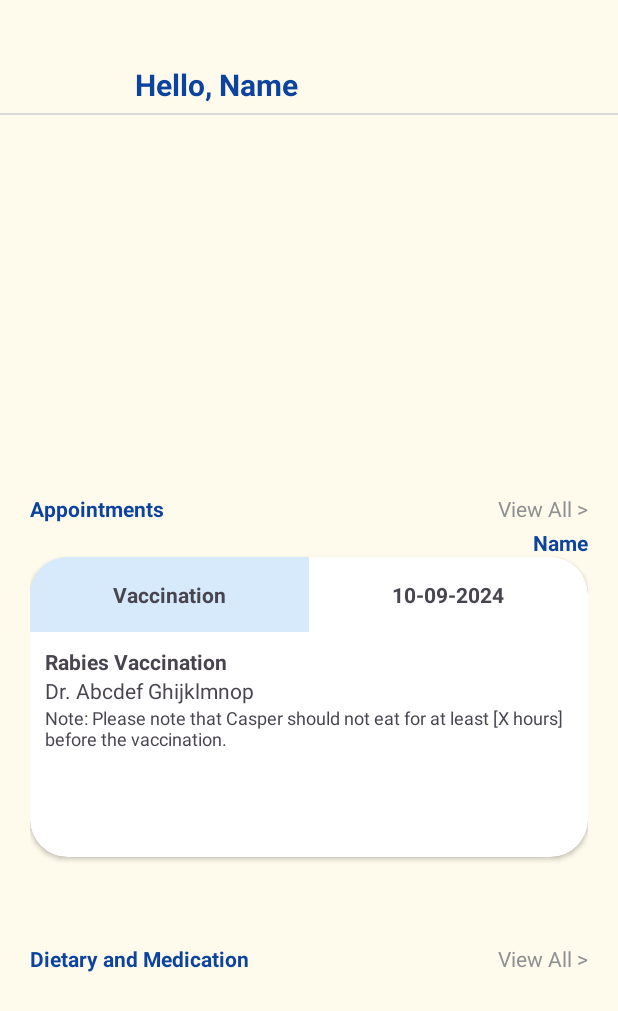
After one commit to zookee76/pawpal, an Android app built with Jetpack Compose: the phomedashboard screen opened directly, with no data from a screen before it, on a phone screen of 412 x 824 dp. The commit adds this screen. Shown: the top 1011 px of the screen. Run offline under Robolectric (Android 15) with nearby library versions, the phone set to English and light mode, and no system bars.

Commit message:
started pet home dashboard

```diff
--- a/app/src/main/AndroidManifest.xml
+++ b/app/src/main/AndroidManifest.xml
@@ -14,6 +14,9 @@
         tools:targetApi="31">
         <activity android:name=".WelcomeActivity" />
         <activity
+            android:name=".phomedashboard"
+            android:exported="false" />
+        <activity
             android:name=".MainActivity"
             android:exported="true">
             <intent-filter>
--- a/app/src/main/java/com/example/pawpal/MainActivity.kt
+++ b/app/src/main/java/com/example/pawpal/MainActivity.kt
@@ -4,6 +4,7 @@ import android.content.Intent
 import android.os.Bundle
 import androidx.activity.ComponentActivity
 import androidx.activity.compose.setContent
+import androidx.compose.foundation.layout.Column
 import androidx.compose.material.Button
 import androidx.compose.material.Text
 import androidx.compose.runtime.Composable
@@ -19,6 +20,7 @@ class MainActivity : ComponentActivity() {
 
     @Composable
     fun MainScreen() {
+        Column {
             Button(
                 onClick = {
                     // Intent to launch WelcomeActivity
@@ -26,6 +28,16 @@ class MainActivity : ComponentActivity() {
                 }
             ) {
                 Text(text = "Go to Welcome Screen")
+            }
+
+            Button(
+                onClick = {
+                    // Test the Home Dashboard only
+                    startActivity(Intent(this@MainActivity, phomedashboard::class.java))
+                }
+            ) {
+                Text(text = "Home Dashboard")
+            }
         }
     }
 
--- /dev/null
+++ b/app/src/main/java/com/example/pawpal/phomedashboard.java
@@ -0,0 +1,28 @@
+package com.example.pawpal;
+
+import android.os.Bundle;
+
+import androidx.appcompat.app.AppCompatActivity;
+
+public class phomedashboard extends AppCompatActivity {
+
+    @Override
+    protected void onCreate(Bundle savedInstanceState) {
+        super.onCreate(savedInstanceState);
+
+        setContentView(R.layout.activity_phomedashboard);
+
+        // RecyclerView Handle
+        /*
+        RecyclerView medlist = findViewById(R.id.rv_medlist);
+
+        List<DietaryMedItem> medItem = new ArrayList<>();
+        medItem.add(new DietaryMedItem(R.drawable.fiimage, "Add 1 teaspoon of Coconut Oil to food for skin health.nDosage: Once daily.", "Date: 2024-10-02 | Time: 8:00 AM"));
+
+        DietaryMedAdapter adapter = new DietaryMedAdapter(this, medItem);
+        medlist.setLayoutManager(new LinearLayoutManager(this));
+        medlist.setAdapter(adapter);
+
+         */
+    }
+}
--- /dev/null
+++ b/app/src/main/res/layout/activity_phomedashboard.xml
@@ -0,0 +1,258 @@
+<?xml version="1.0" encoding="utf-8"?>
+<RelativeLayout xmlns:android="http://schemas.android.com/apk/res/android"
+    xmlns:app="http://schemas.android.com/apk/res-auto"
+    xmlns:tools="http://schemas.android.com/tools"
+    android:id="@+id/main"
+    android:layout_width="match_parent"
+    android:layout_height="match_parent"
+    android:background="#FFFBEC">
+
+    <androidx.constraintlayout.widget.ConstraintLayout
+        android:id="@+id/sublayout"
+        android:layout_width="match_parent"
+        android:layout_height="match_parent">
+
+        <LinearLayout
+            android:id="@+id/layout_header"
+            android:layout_width="match_parent"
+            android:layout_height="75dp"
+            android:gravity="bottom|start|left"
+            android:orientation="horizontal"
+            android:paddingLeft="20dp"
+            android:paddingRight="20dp"
+            android:paddingBottom="5dp"
+            android:showDividers="end"
+            app:layout_constraintBottom_toBottomOf="parent"
+            app:layout_constraintEnd_toEndOf="parent"
+            app:layout_constraintHorizontal_bias="0.0"
+            app:layout_constraintStart_toStartOf="parent"
+            app:layout_constraintTop_toTopOf="parent"
+            app:layout_constraintVertical_bias="0.0">
+
+            <androidx.constraintlayout.utils.widget.ImageFilterView
+                android:id="@+id/iv_profile"
+                android:layout_width="50dp"
+                android:layout_height="50dp"
+                android:layout_weight="1"
+                android:adjustViewBounds="false"
+                android:scaleType="centerCrop"
+                app:round="50dp"
+                tools:srcCompat="@tools:sample/avatars" />
+
+            <TextView
+                android:id="@+id/tv_name"
+                android:layout_width="302dp"
+                android:layout_height="wrap_content"
+                android:layout_marginStart="20dp"
+                android:layout_weight="1"
+                android:text="Hello, Name"
+                android:textColor="#0C439E"
+                android:textSize="20sp"
+                android:textStyle="bold" />
+
+        </LinearLayout>
+
+        <LinearLayout
+            android:id="@+id/layout_body"
+            android:layout_width="match_parent"
+            android:layout_height="0dp"
+            android:backgroundTint="#C78AD1"
+            android:orientation="vertical"
+            android:paddingBottom="20dp"
+            app:layout_constraintBottom_toBottomOf="parent"
+            app:layout_constraintEnd_toEndOf="parent"
+            app:layout_constraintStart_toStartOf="parent"
+            app:layout_constraintTop_toBottomOf="@id/layout_header">
+
+            <View
+                android:id="@+id/view_line"
+                android:layout_width="wrap_content"
+                android:layout_height="1dp"
+                android:background="#D9D9D9" />
+
+            <androidx.constraintlayout.widget.ConstraintLayout
+                android:id="@+id/layout_pets"
+                android:layout_width="match_parent"
+                android:layout_height="250dp"
+                android:layout_gravity="center"
+                android:paddingLeft="20dp"
+                android:paddingRight="20dp" />
+
+            <LinearLayout
+                android:id="@+id/layout_appointments"
+                android:layout_width="match_parent"
+                android:layout_height="300dp"
+                android:orientation="vertical"
+                android:paddingLeft="20dp"
+                android:paddingRight="20dp">
+
+                <LinearLayout
+                    android:id="@+id/layout_appheader"
+                    android:layout_width="match_parent"
+                    android:layout_height="25dp"
+                    android:gravity="center"
+                    android:orientation="horizontal">
+
+                    <TextView
+                        android:id="@+id/tv_appointment"
+                        android:layout_width="wrap_content"
+                        android:layout_height="wrap_content"
+                        android:layout_weight="1"
+                        android:text="Appointments"
+                        android:textColor="#0C439E"
+                        android:textStyle="bold" />
+
+                    <TextView
+                        android:id="@+id/tv_allapp"
+                        android:layout_width="wrap_content"
+                        android:layout_height="wrap_content"
+                        android:layout_weight="1"
+                        android:clickable="true"
+                        android:focusable="auto"
+                        android:focusableInTouchMode="true"
+                        android:text="View All >"
+                        android:textAlignment="textEnd"
+                        android:textColor="#8E9093"
+                        android:textColorLink="#8E9093"
+                        android:textSize="14sp" />
+
+                </LinearLayout>
+
+                <TextView
+                    android:id="@+id/tv_apppet"
+                    android:layout_width="match_parent"
+                    android:layout_height="wrap_content"
+                    android:text="Name"
+                    android:textAlignment="textEnd"
+                    android:textColor="#0C439E"
+                    android:textStyle="bold" />
+
+                <androidx.cardview.widget.CardView
+                    android:id="@+id/cv_vaccdeets"
+                    android:layout_width="match_parent"
+                    android:layout_height="200dp"
+                    app:cardCornerRadius="25dp">
+
+                    <LinearLayout
+                        android:id="@+id/layout_vacdeets"
+                        android:layout_width="match_parent"
+                        android:layout_height="match_parent"
+                        android:orientation="vertical">
+
+                        <LinearLayout
+                            android:id="@+id/layout_vacdeetsheader"
+                            android:layout_width="match_parent"
+                            android:layout_height="50dp"
+                            android:orientation="horizontal">
+
+                            <TextView
+                                android:id="@+id/tv_appheader"
+                                android:layout_width="wrap_content"
+                                android:layout_height="match_parent"
+                                android:layout_weight="1"
+                                android:background="#D6EAFC"
+                                android:gravity="center"
+                                android:text="Vaccination"
+                                android:textAlignment="center"
+                                android:textStyle="bold" />
+
+                            <TextView
+                                android:id="@+id/tv_vaxdate"
+                                android:layout_width="wrap_content"
+                                android:layout_height="match_parent"
+                                android:layout_weight="1"
+                                android:gravity="center"
+                                android:text="10-09-2024"
+                                android:textAlignment="center"
+                                android:textStyle="bold" />
+                        </LinearLayout>
+
+                        <LinearLayout
+                            android:id="@+id/layout_vacbody"
+                            android:layout_width="match_parent"
+                            android:layout_height="match_parent"
+                            android:orientation="vertical"
+                            android:padding="10dp">
+
+                            <TextView
+                                android:id="@+id/tv_vaxtype"
+                                android:layout_width="match_parent"
+                                android:layout_height="wrap_content"
+                                android:text="Rabies Vaccination"
+                                android:textStyle="bold" />
+
+                            <TextView
+                                android:id="@+id/tv_doctor"
+                                android:layout_width="match_parent"
+                                android:layout_height="wrap_content"
+                                android:text="Dr. Abcdef Ghijklmnop" />
+
+                            <TextView
+                                android:id="@+id/tv_note"
+                                android:layout_width="match_parent"
+                                android:layout_height="wrap_content"
+                                android:text="Note: Please note that Casper should not eat for at least [X hours] before the vaccination."
+                                android:textSize="12sp" />
+                        </LinearLayout>
+                    </LinearLayout>
+                </androidx.cardview.widget.CardView>
+
+            </LinearLayout>
+
+            <LinearLayout
+                android:id="@+id/layout_medication"
+                android:layout_width="match_parent"
+                android:layout_height="match_parent"
+                android:orientation="vertical"
+                android:paddingLeft="20dp"
+                android:paddingRight="20dp">
+
+                <LinearLayout
+                    android:id="@+id/layout_medheader"
+                    android:layout_width="match_parent"
+                    android:layout_height="25dp"
+                    android:gravity="center"
+                    android:orientation="horizontal">
+
+                    <TextView
+                        android:id="@+id/tv_appointment2"
+                        android:layout_width="match_parent"
+                        android:layout_height="wrap_content"
+                        android:layout_weight="1"
+                        android:text="Dietary and Medication "
+                        android:textColor="#0C439E"
+                        android:textStyle="bold" />
+
+                    <TextView
+                        android:id="@+id/tv_allapp2"
+                        android:layout_width="match_parent"
+                        android:layout_height="wrap_content"
+                        android:layout_weight="1"
+                        android:clickable="true"
+                        android:focusable="auto"
+                        android:focusableInTouchMode="true"
+                        android:text="View All >"
+                        android:textAlignment="textEnd"
+                        android:textColor="#8E9093"
+                        android:textColorLink="#8E9093"
+                        android:textSize="14sp" />
+                </LinearLayout>
+
+                <LinearLayout
+                    android:id="@+id/layout_medbody"
+                    android:layout_width="match_parent"
+                    android:layout_height="match_parent"
+                    android:orientation="vertical"
+                    >
+
+                    <androidx.recyclerview.widget.RecyclerView
+                        android:layout_width="match_parent"
+                        android:layout_height="match_parent"
+                        android:id="@+id/rv_medlist"/>
+                </LinearLayout>
+
+
+            </LinearLayout>
+        </LinearLayout>
+    </androidx.constraintlayout.widget.ConstraintLayout>
+</RelativeLayout>
--- /dev/null
+++ b/app/src/main/res/layout/rv_medlist.xml
@@ -0,0 +1,60 @@
+<?xml version="1.0" encoding="utf-8"?>
+<LinearLayout xmlns:android="http://schemas.android.com/apk/res/android"
+    xmlns:app="http://schemas.android.com/apk/res-auto"
+    xmlns:tools="http://schemas.android.com/tools"
+    android:layout_width="match_parent"
+    android:layout_height="match_parent"
+    android:orientation="vertical">
+
+    <androidx.cardview.widget.CardView
+        android:id="@+id/cv_medlist"
+        android:layout_width="match_parent"
+        android:layout_height="75dp"
+        app:cardCornerRadius="25dp">
+
+        <LinearLayout
+            android:id="@+id/layout_meditem"
+            android:layout_width="match_parent"
+            android:layout_height="match_parent"
+            android:background="#D6EAFC"
+            android:orientation="horizontal"
+            android:padding="10dp">
+
+            <androidx.constraintlayout.utils.widget.ImageFilterView
+                android:id="@+id/iv_medpic"
+                android:layout_width="50dp"
+                android:layout_height="50dp"
+                android:layout_weight="1"
+                android:scaleType="centerInside"
+                app:round="25dp"
+                tools:srcCompat="@tools:sample/avatars" />
+
+            <LinearLayout
+                android:id="@+id/layout_meditemdeets"
+                android:layout_width="306dp"
+                android:layout_height="match_parent"
+                android:layout_marginLeft="5dp"
+                android:layout_weight="1"
+                android:orientation="vertical">
+
+                <TextView
+                    android:id="@+id/tv_mednotes"
+                    android:layout_width="wrap_content"
+                    android:layout_height="wrap_content"
+                    android:layout_weight="1"
+                    android:text="Lorem Ipsum"
+                    android:textAlignment="textStart"
+                    android:textStyle="bold" />
+
+                <TextView
+                    android:id="@+id/tv_meddatetime"
+                    android:layout_width="wrap_content"
+                    android:layout_height="wrap_content"
+                    android:layout_weight="1"
+                    android:text="MM | DD | YYYY, XX:XX AM/PM"
+                    android:textAlignment="textStart" />
+            </LinearLayout>
+
+        </LinearLayout>
+    </androidx.cardview.widget.CardView>
+</LinearLayout>
```
Lines whose indentation alone changed are shown as unchanged.
